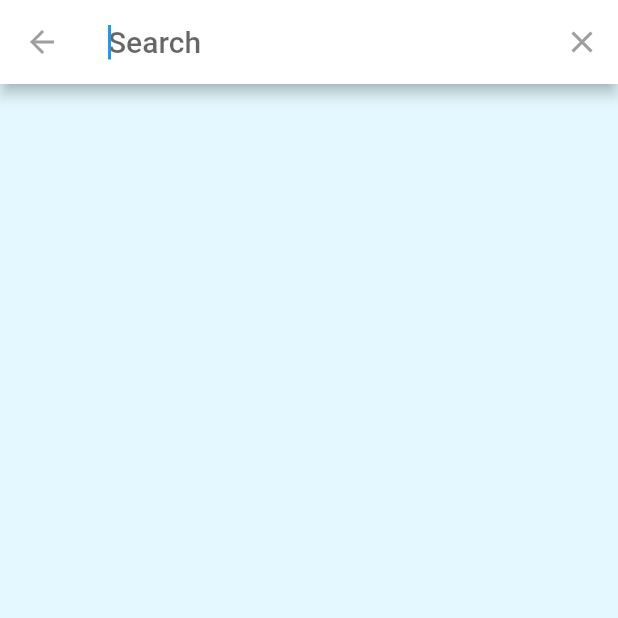
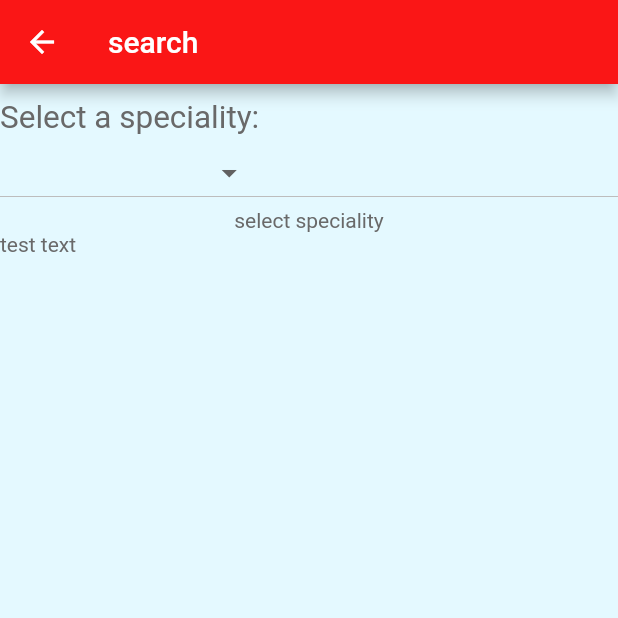
Before and after one commit to Abdalrahman-Bebars/7-care, a Flutter app: the screen it shows after launch, after a tap on "Search", on a phone screen of 412 x 824 dp, the top half of it. Run offline on Flutter 3.47's test engine with Material 2 defaults, Android fonts, the phone set to English and light mode, and no system bars; our stand-ins replace cloud_firestore, firebase_core, get, hexcolor; accounts and stored records are empty.

Commit message:
useless edit

```diff
--- a/seven_care/lib/Screens/search_result.dart
+++ b/seven_care/lib/Screens/search_result.dart
@@ -1,139 +1,232 @@
 import 'package:cloud_firestore/cloud_firestore.dart';
+import 'package:flutter/cupertino.dart';
 import 'package:flutter/material.dart';
+import '../constants.dart';
+import 'package:seven_care/model/datacontroller.dart';
 
-class DataSearch extends SearchDelegate<String> {
+class SearchMenu extends StatefulWidget {
+  @override
+  _SearchMenuState createState() => _SearchMenuState();
+}
 
-
+class _SearchMenuState extends State<SearchMenu> {
+  late QuerySnapshot snapshotData;
+  var _speclist = [
+    'Dentistry',
+    'Urology',
+    'Ear, nose and throat',
+    'Surgery',
+    ''
+  ];
+  var currentselected = '';
+  bool isExecuted = false;
 
   @override
-  List<Widget> buildActions(BuildContext context) {
-    return [
-      IconButton(
-        icon: Icon(Icons.clear),
-        onPressed: () {
-          query = '';
+  Widget build(BuildContext context) {
+    return Scaffold(
+      appBar: AppBar(title: Text('search')),
+      body: ListView(children: [
+        SizedBox(
+          height: 10,
+        ),
+        Text(
+          'Select a speciality: ',
+          textScaleFactor: 1.5,
+        ),
+        DropdownButton(
+          items: _speclist.map((dropDownStringItem) {
+            return DropdownMenuItem(
+              value: dropDownStringItem,
+              child: Text(dropDownStringItem),
+            );
+          }).toList(),
+          onChanged: (newValueSelected) {
+            setState(() {
+              isExecuted = true;
+              this.currentselected = newValueSelected.toString();
+            });
           },
-      )
-    ];
-  }
-
-  @override
-  Widget buildLeading(BuildContext context) {
-    return IconButton(
-        onPressed: () {
-          close(context, '');
-        },
-        icon: AnimatedIcon(
-          icon: AnimatedIcons.menu_arrow,
-          progress: transitionAnimation,
-        ));
-  }
-
-  @override
-  Widget buildResults(BuildContext context) {
-    // TODO: implement buildResults
-    return Container();
-  }
-
-  @override
-  Widget buildSuggestions(BuildContext context) {
-    return StreamBuilder<QuerySnapshot>(
-        stream: FirebaseFirestore.instance.collection("Doctors").snapshots(),
-        builder:
-            (BuildContext context, AsyncSnapshot<QuerySnapshot> snapshot) {
-          if (!snapshot.hasData) return new Text("There is no Doctors");
+          value: currentselected,
+        ),
+        isExecuted
+            ? StreamBuilder<QuerySnapshot>(
+                stream: FirebaseFirestore.instance
+                    .collection('Doctors')
+                    .where('spec', isEqualTo: currentselected)
+                    .snapshots(),
+                builder: (BuildContext context,
+                    AsyncSnapshot<QuerySnapshot> snapshot) {
                   return new ListView(
                       children: snapshot.data!.docs
                           .map((doc) => new ListTile(
                               title: new Text(doc["name"]),
                               subtitle: new Text(doc["spec"].toString())))
                           .toList());
-        });
+                })
+            : Container(
+                child: Center(
+                  child: Text('select speciality'),
+                ),
+              ),
+        Text('test text')
+      ]),
+    );
   }
 }
 
-//unUsed Search Page
+// StreamBuilder<QuerySnapshot>(
+// stream:
+// FirebaseFirestore.instance.collection("Doctors").snapshots(),
+// builder: (BuildContext context,
+//     AsyncSnapshot<QuerySnapshot> snapshot) {
+// if (!snapshot.hasData) return new Text("There is no doctors");
+// return new ListView(
+// children: snapshot.data!.docs
+//     .map((doc) => new ListTile(
+// title: new Text(doc["name"]),
+// subtitle: new Text(doc["spec"].toString())))
+//     .toList());
+// }),);
+
 // class SearchResult extends StatefulWidget {
-//   static late QuerySnapshot snapshotData;
-//
 //
 //   @override
 //   _SearchResultState createState() => _SearchResultState();
 // }
 //
 // class _SearchResultState extends State<SearchResult> {
-//   final TextEditingController searchController = TextEditingController();
-//   bool isExecuted = false;
+//   var queryResultSet = [];
+//   var tempSearchStore = [];
+//
+//   initiateSearch(value) {
+//     if (value.length == 0) {
+//       setState(() {
+//         queryResultSet = [];
+//         tempSearchStore = [];
+//       });
+//     }
+//     var capitalizedValue =
+//         value.subString(0, 1).toUpperCase() + value.subString(1);
+//     if (queryResultSet.length == 0 && value.length == 1) {
+//       SearchService().searchByName(value).then((QuerySnapshot docs) {
+//         for (int i = 0; i < docs.docs.length; ++i) {
+//           queryResultSet.add(docs.docs[i].data());
+//         }
+//       });
+//     } else {
+//       tempSearchStore = [];
+//       queryResultSet.forEach((element) {
+//         if (element['spec'].startsWith(capitalizedValue)) {
+//           setState(() {
+//             tempSearchStore.add(element);
+//           });
+//         }
+//       });
+//     }
+//     if (tempSearchStore.length == 0 && value.length > 1) {
+//       setState(() {});
+//     }
+//   }
+//
+//   @override
+//   Widget build(BuildContext context) {
+//     return new Scaffold(
+//         appBar: new AppBar(title: Text('search')),
+//         body: ListView(children: <Widget>[
+//           Padding(
+//             padding: const EdgeInsets.all(10.0),
+//             child: TextField(
+//               autofocus: true,
+//               onChanged: (val) {
+//                 initiateSearch(val);
+//               },
+//               decoration: InputDecoration(
+//                 border: OutlineInputBorder(
+//                   borderRadius: BorderRadius.circular(22),
+//                   borderSide: BorderSide(
+//                     width: 0,
+//                     style: BorderStyle.none,
+//                   ),
+//                 ),
+//                 fillColor: Colors.white,
+//                 filled: true,
+//                 hintText: "Search",
+//                 hintStyle: TextStyle(
+//                   color: kTextColor.withOpacity(.5),
+//                 ),
+//               ),
+//             ),
+//           ),
+//           SizedBox(
+//             height: 10,
+//           ),
+//           GridView.count(
+//             crossAxisCount: 1,
+//             mainAxisSpacing: 4,
+//             primary: false,
+//             shrinkWrap: true,
+//             children: tempSearchStore.map((element) {
+//               return buildResultCard(element);
+//             }).toList(),
+//           )
+//         ]));
+//   }
+//
+//   Widget buildResultCard(data) {
+//     return ListTile(
+//       shape: RoundedRectangleBorder(borderRadius: BorderRadius.circular(10)),
+//       title: Text(data['name']),
+//       subtitle: Text(data['spec']),
+//     );
+//   }
+// }
+
+// class DataSearch extends SearchDelegate<String> {
 //
 //
 //   @override
-//   Widget build(BuildContext context) {
-//     Widget searcheddata() {
-//       return ListView.builder(
-//         itemCount: SearchResult.snapshotData.docs.length,
-//         itemBuilder: (BuildContext context, int index) {
-//           return ListTile(
-//             title: Text(
-//               SearchResult.snapshotData.docs[index]['name'],
-//               style: TextStyle(fontWeight: FontWeight.bold, fontSize: 24.0),
-//             ),
-//             subtitle: Text(
-//               SearchResult.snapshotData.docs[index]['spec'],
-//               style: TextStyle(fontSize: 16.0),
-//             ),
-//           );
+//   List<Widget> buildActions(BuildContext context) {
+//     return [
+//       IconButton(
+//         icon: Icon(Icons.clear),
+//         onPressed: () {
+//           query = '';
 //         },
-//       );
-//     }
+//       )
+//     ];
+//   }
 //
-//     return Scaffold(
-//       appBar: AppBar(
-//         actions: [
-//           GetBuilder<DataController>(
-//             init: DataController(),
-//             builder: (val) {
-//               return IconButton(
-//                   icon: Icon(Icons.search),
-//                   onPressed: () {
-//                     val.queryData(searchController.text).then((value) {
-//                       SearchResult.snapshotData = value;
-//                       setState(() {
-//                         isExecuted = true;
-//                       });
-//                     });
-//                   });
-//             },
-//           )
-//         ],
-//         title: TextFormField(
-//           autofocus: true,
-//           controller: searchController,
-//           decoration: InputDecoration(
-//             border: OutlineInputBorder(
-//               borderRadius: BorderRadius.circular(22),
-//               borderSide: BorderSide(
-//                 width: 0,
-//                 style: BorderStyle.none,
-//               ),
-//             ),
-//             fillColor: Colors.white,
-//             filled: true,
-//             hintText: "Search",
-//             hintStyle: TextStyle(
-//               color: kTextColor.withOpacity(.5),
-//             ),
-//           ),
-//         ),
-//       ),
-//       body: isExecuted
-//           ? searcheddata()
-//           : Container(
-//         child: Center(
-//             child: Text(
-//               'search any speciality',
-//               style: TextStyle(fontSize: 30.0),
-//             )),
-//       ),
-//     );
+//   @override
+//   Widget buildLeading(BuildContext context) {
+//     return IconButton(
+//         onPressed: () {
+//           close(context, '');
+//         },
+//         icon: AnimatedIcon(
+//           icon: AnimatedIcons.menu_arrow,
+//           progress: transitionAnimation,
+//         ));
+//   }
+//
+//   @override
+//   Widget buildResults(BuildContext context) {
+//     // TODO: implement buildResults
+//     return Container();
+//   }
+//
+//   @override
+//   Widget buildSuggestions(BuildContext context) {
+//     return StreamBuilder<QuerySnapshot>(
+//         stream: FirebaseFirestore.instance.collection("Doctors").snapshots(),
+//         builder:
+//             (BuildContext context, AsyncSnapshot<QuerySnapshot> snapshot) {
+//           if (!snapshot.hasData) return new Text("There is no Doctors");
+//           return new ListView(
+//               children: snapshot.data!.docs
+//                   .map((doc) => new ListTile(
+//                   title: new Text(doc["name"]),
+//                   subtitle: new Text(doc["spec"].toString())))
+//                   .toList());
+//         });
 //   }
 // }
--- a/seven_care/lib/components/header_with_search_screen.dart
+++ b/seven_care/lib/components/header_with_search_screen.dart
@@ -77,7 +77,10 @@ class HeaderWithSearchBox extends StatelessWidget {
                     Expanded(
                       child: GestureDetector(
                         onTap: () {
-                          showSearch(context: context, delegate: DataSearch());
+                          Navigator.push(
+                            context,
+                            MaterialPageRoute(builder: (context) => SearchMenu()),
+                          );
                         },
                         child: Container(
                           color: Colors.transparent,
--- a/seven_care/lib/model/datacontroller.dart
+++ b/seven_care/lib/model/datacontroller.dart
@@ -3,15 +3,39 @@ import 'package:get/get.dart';
 
 class DataController extends GetxController {
   Future getData(String collection) async {
+    final FirebaseFirestore firebaseFirestore = FirebaseFirestore.instance;
     QuerySnapshot snapshot =
-        await FirebaseFirestore.instance.collection(collection).get();
+        await firebaseFirestore.collection(collection).get();
     return snapshot.docs;
   }
 
-  Future queryData(String querystring) async {
+  Future queryData(String queryString) async {
     return FirebaseFirestore.instance
         .collection('Doctors')
-        .where('spec', isLessThanOrEqualTo: querystring)
+        .where('spec', isEqualTo: queryString)
         .get();
   }
 }
+
+// class SearchService {
+//   searchByName(String searchField) {
+//     return FirebaseFirestore.instance
+//         .collection('Doctors')
+//         .where('searchkey',
+//             isEqualTo: searchField.substring(0, 1).toUpperCase())
+//         .get();
+//   }
+// }
+
+// Future getData(String collection) async {
+//   QuerySnapshot snapshot =
+//       await FirebaseFirestore.instance.collection(collection).get();
+//   return snapshot.docs;
+// }
+//
+// Future queryData(String querystring) async {
+//   return FirebaseFirestore.instance
+//       .collection('Doctors')
+//       .where('spec', isLessThanOrEqualTo: querystring)
+//       .get();
+// }
--- a/seven_care/pubspec.yaml
+++ b/seven_care/pubspec.yaml
@@ -27,6 +27,7 @@ dependencies:
   firebase_core: ^1.5.0
   hexcolor: ^2.0.5
   get: ^4.3.8
+  dropdown_search: ^0.6.3
 
   cupertino_icons: ^1.0.2
 
```
Also changed, not shown: seven_care/pubspec.lock. Lines whose indentation alone changed are shown as unchanged.
